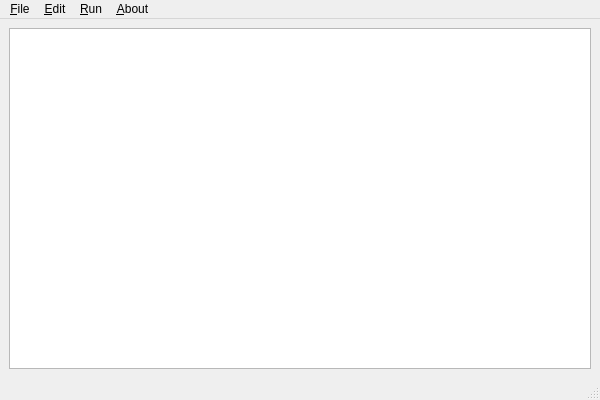
Above: tools/lammps-gui/lammpsgui.ui from MarcusGDaniels/lammps before the change. Below: the same form after it.
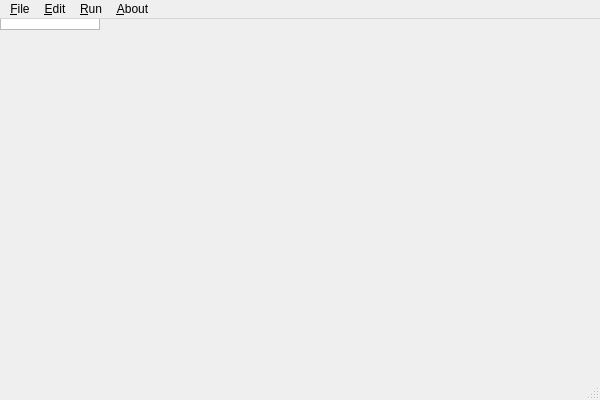
That is the form after the change. Icons and pictures are not drawn. Custom widgets are drawn as their Qt base class.

Commit message: Simplify QtCreator file, update TODO once more, tag patch level

```diff
--- a/tools/lammps-gui/lammpsgui.ui
+++ b/tools/lammps-gui/lammpsgui.ui
@@ -13,9 +13,6 @@
   <property name="windowTitle">
    <string>LammpsGui</string>
   </property>
-  <widget class="QWidget" name="centralwidget">
-   <layout class="QHBoxLayout" name="horizontalLayout">
-    <item>
      <widget class="CodeEditor" name="textEdit">
       <property name="enabled">
        <bool>true</bool>
@@ -24,9 +21,6 @@
        <bool>true</bool>
       </property>
      </widget>
-    </item>
-   </layout>
-  </widget>
   <widget class="QMenuBar" name="menubar">
    <property name="geometry">
     <rect>
```
Left out of the diff: 5 changed lines with no effect on the pictures. Lines whose indentation alone changed are shown as unchanged. The commit also changes 2 other files.
